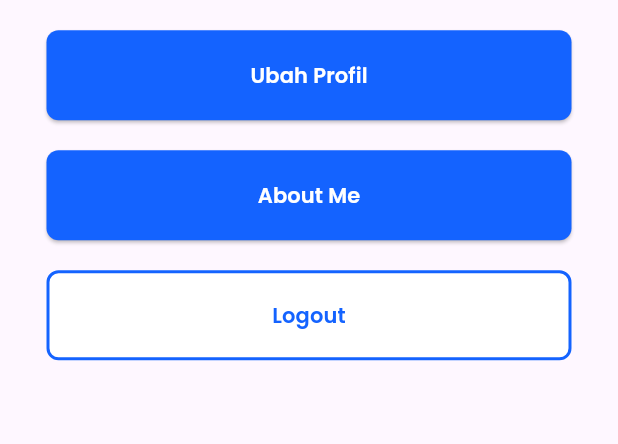
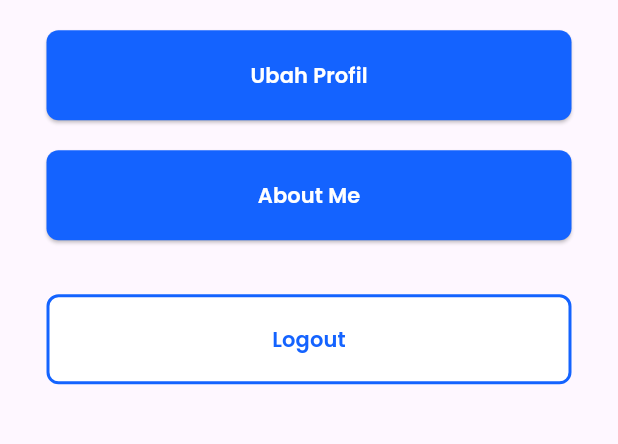
Before and after one commit to ScanSense-Repo/ScanSense, a Flutter app: the SettingScreen screen opened by its route, on a phone screen of 412 x 824 dp, the part 532-976 px from its top. Run offline on Flutter 3.47's test engine with Material 2 defaults, Android fonts, the phone set to English and light mode, and no system bars; our stand-ins replace camera, flutter_svg, google_fonts, introduction_screen, persistent_bottom_nav_bar; missing offline and left inert: dart:ffi, giffy_dialog; project files that could hold a hidden picture were left out.

Commit message:
feat: update setting screen and logout

```diff
--- a/lib/main.dart
+++ b/lib/main.dart
@@ -6,6 +6,7 @@ import 'package:scan_sense/ui/home/home_screen.dart';
 import 'package:scan_sense/ui/layout/layout_screen.dart';
 import 'package:scan_sense/ui/login/login_screen.dart';
 import 'package:scan_sense/ui/onboarding/onboarding_screen.dart';
+import 'package:scan_sense/ui/profile/profile_screen.dart';
 import 'package:scan_sense/ui/register/register_screen.dart';
 import 'package:scan_sense/ui/scan/result_screen.dart';
 import 'package:scan_sense/ui/scan/scan_screen.dart';
@@ -43,6 +44,7 @@ class MyApp extends StatelessWidget {
         RegisterScreen.routeName: (context) => RegisterScreen(),
         LayoutScreen.routeName: (context) => LayoutScreen(),
         SettingScreen.routeName: (context) => SettingScreen(),
+        ProfileScreen.routeName: (context) => ProfileScreen(),
       },
       navigatorKey: navigatorKey,
     );
--- a/lib/ui/setting/setting_screen.dart
+++ b/lib/ui/setting/setting_screen.dart
@@ -3,6 +3,7 @@ import 'package:google_fonts/google_fonts.dart';
 import 'package:scan_sense/common/navigation.dart';
 import 'package:scan_sense/common/styles.dart';
 import 'package:scan_sense/ui/profile/profile_screen.dart';
+import 'package:flutter/services.dart';
 
 class SettingScreen extends StatefulWidget {
   static const String routeName = '/setting-screen';
@@ -86,13 +87,15 @@ class _SettingScreenState extends State<SettingScreen> {
               ),
             ),
           ),
+          const SizedBox(
+            height: 16,
+          ),
           Container(
             width: 350,
             height: 60,
             margin: EdgeInsets.only(bottom: 20),
             child: OutlinedButton(
-              onPressed: () =>
-                  Navigation.toNamed(routeName: ProfileScreen.routeName),
+              onPressed: () => SystemNavigator.pop(),
               style: OutlinedButton.styleFrom(
                 padding: const EdgeInsets.symmetric(vertical: 20),
                 shape: RoundedRectangleBorder(
```
